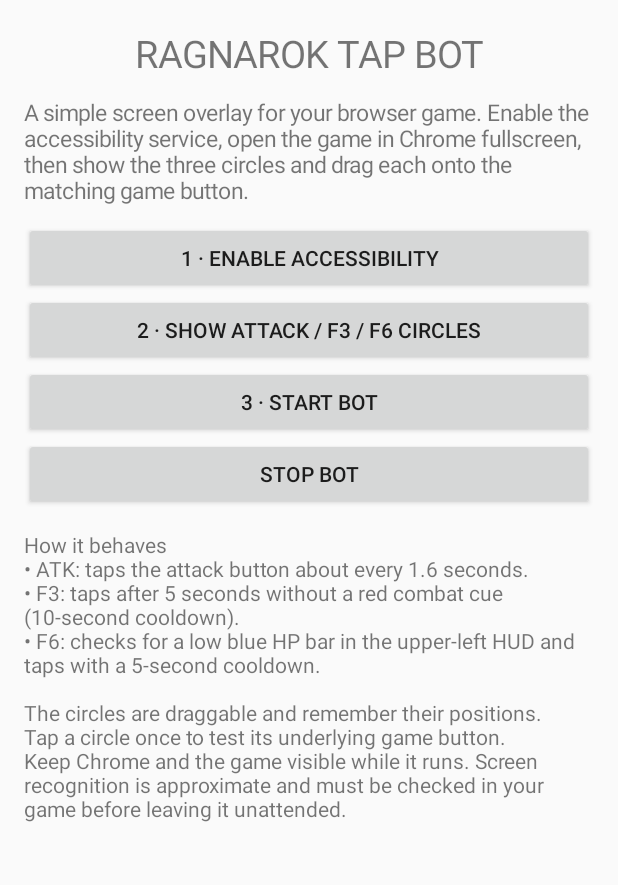
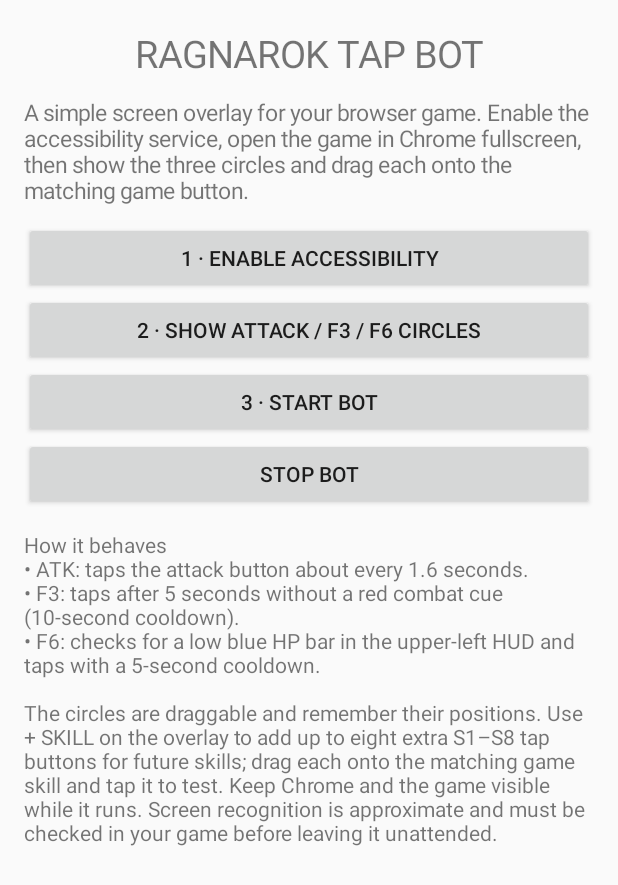
Before and after one commit to imcrackedpixel/Torch, an Android app: the screen it shows after launch (MainActivity), on a phone screen of 412 x 824 dp. Shown: the top 885 px of the screen. Run offline under Robolectric (Android 15) with nearby library versions, the phone set to English and light mode, and no system bars.

Commit message:
Document addable future skill buttons

```diff
--- a/torchlight-bot/src/main/java/com/imcrackedpixel/torchlightbot/MainActivity.kt
+++ b/torchlight-bot/src/main/java/com/imcrackedpixel/torchlightbot/MainActivity.kt
@@ -50,7 +50,7 @@ class MainActivity : Activity() {
             }
         })
         root.addView(TextView(this).apply {
-            text = "How it behaves\n• ATK: taps the attack button about every 1.6 seconds.\n• F3: taps after 5 seconds without a red combat cue (10-second cooldown).\n• F6: checks for a low blue HP bar in the upper-left HUD and taps with a 5-second cooldown.\n\nThe circles are draggable and remember their positions. Tap a circle once to test its underlying game button. Keep Chrome and the game visible while it runs. Screen recognition is approximate and must be checked in your game before leaving it unattended."
+            text = "How it behaves\n• ATK: taps the attack button about every 1.6 seconds.\n• F3: taps after 5 seconds without a red combat cue (10-second cooldown).\n• F6: checks for a low blue HP bar in the upper-left HUD and taps with a 5-second cooldown.\n\nThe circles are draggable and remember their positions. Use + SKILL on the overlay to add up to eight extra S1–S8 tap buttons for future skills; drag each onto the matching game skill and tap it to test. Keep Chrome and the game visible while it runs. Screen recognition is approximate and must be checked in your game before leaving it unattended."
             textSize = 14f
             setPadding(0, 20, 0, 12)
         })
```
